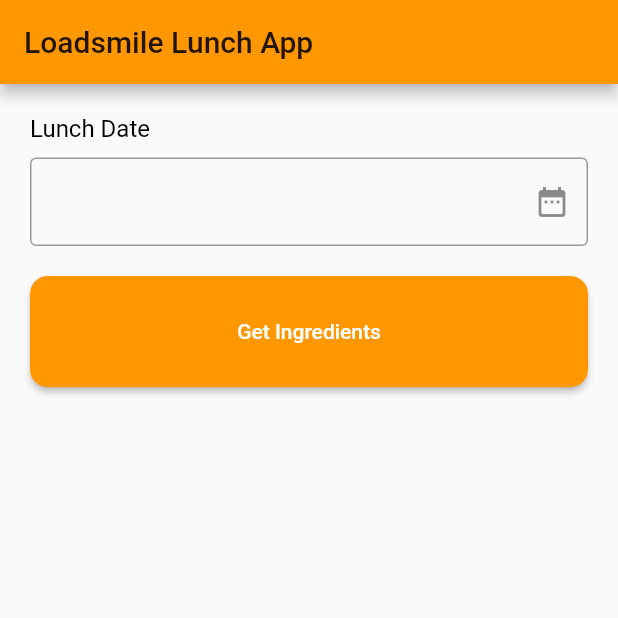
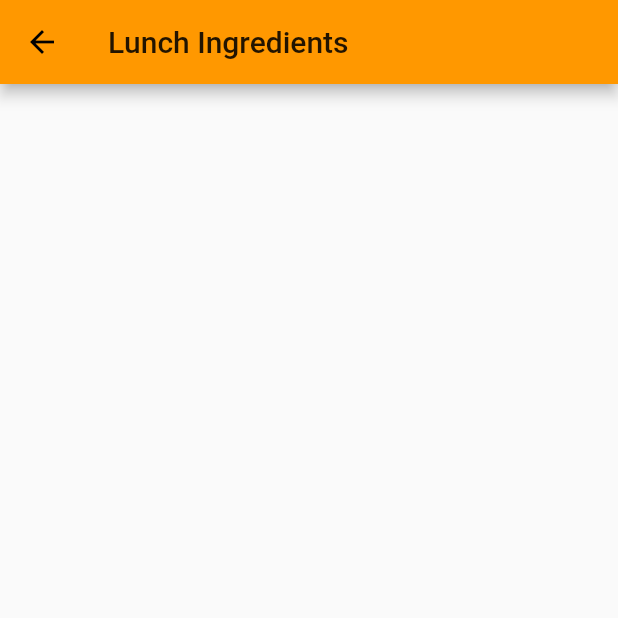
Before and after one commit to ofload/flutter-tech-task, a Flutter app: the screen it shows after launch, after a tap on "Get Ingredients", on a phone screen of 412 x 824 dp, the top half of it. Run offline on Flutter 3.47's test engine with Material 2 defaults, Android fonts, the phone set to English and light mode, and no system bars; our stand-ins replace flutter_masked_text.

Commit message:
add page routing

```diff
--- a/lib/main.dart
+++ b/lib/main.dart
@@ -1,5 +1,7 @@
 import 'package:flutter/material.dart';
+import 'package:tech_task/screens/ingredient_page.dart';
 import 'package:tech_task/screens/lunch_page.dart';
+import 'package:tech_task/screens/recipe_page.dart';
 
 String root = "https://lb7u7svcm5.execute-api.ap-southeast-1.amazonaws.com/dev";
 
@@ -10,10 +12,31 @@ class MyApp extends StatelessWidget {
   Widget build(BuildContext context) {
     return MaterialApp(
       title: 'Loadsmile Lunch App',
-      theme: ThemeData(
-        primarySwatch: Colors.orange,
-      ),
-      home: LunchPage(),
+      theme: ThemeData(primarySwatch: Colors.orange),
+      onGenerateRoute: routes,
     );
   }
+
+  Route routes(RouteSettings settings) {
+      if(settings.name == '/') {
+        return MaterialPageRoute(
+          builder: (context) {
+            return LunchPage();
+          },
+        );
+      } else if(settings.name == '/ingredients'){
+        return MaterialPageRoute(
+          builder: (context) {
+            return IngredientPage();
+          },
+        );
+      }
+      else {
+        return MaterialPageRoute(
+          builder: (context) {
+            return ReceipePage();
+          },
+        );
+      }
+    }
 }
--- /dev/null
+++ b/lib/screens/ingredient_page.dart
@@ -0,0 +1,32 @@
+import 'package:flutter/material.dart';
+
+class IngredientPage extends StatefulWidget {
+  @override
+  State<StatefulWidget> createState() {
+    return _IngredientState();
+  }
+}
+
+class _IngredientState extends State<IngredientPage> {
+
+
+  @override
+  Widget build(BuildContext context) {
+    return Scaffold(
+      appBar: AppBar(
+        title: Text('Lunch Ingredients'),
+      ),
+      body: _buildPage(context),
+    );
+  }
+
+  Widget _buildPage(BuildContext context) {
+
+    final children = <Widget>[];
+
+    return ListView(
+      padding: EdgeInsets.zero,
+      children: children,
+    );
+  }
+}
--- a/lib/screens/lunch_page.dart
+++ b/lib/screens/lunch_page.dart
@@ -94,7 +94,9 @@ class _LunchState extends State<LunchPage> {
       margin: EdgeInsets.all(20),
       height: MediaQuery.of(context).size.height * 0.09,
       child: RaisedButton(
-        onPressed: (){},
+        onPressed: (){
+          Navigator.pushNamed(context, '/ingredients');
+        },
         color: Colors.orange,
         shape: RoundedRectangleBorder(
           borderRadius: BorderRadius.all(Radius.circular(12)),
```
Also changed, not shown: lib/screens/recipe_page.dart (added, +32 -0 lines).
